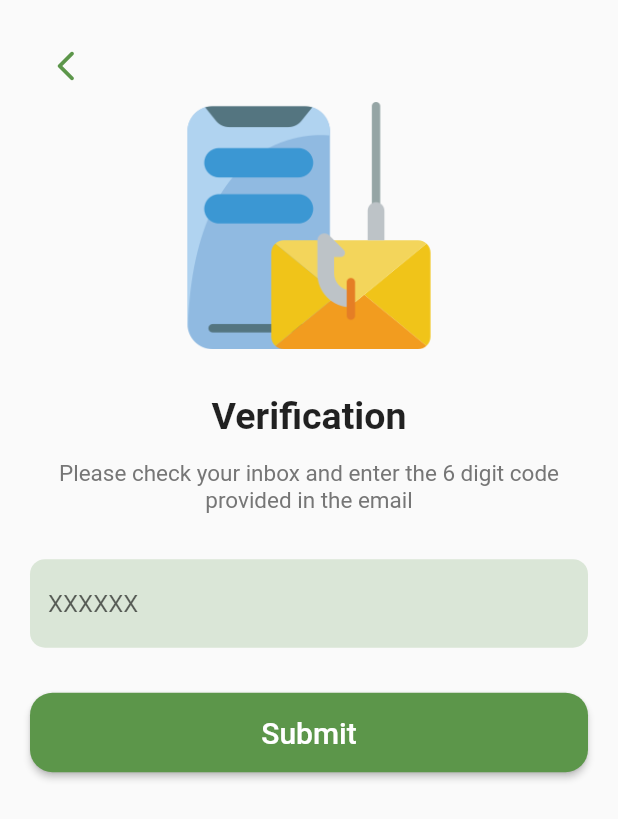
After one commit to EziOPratikk/Garbage-Master, a Flutter app: the PasswordVerification screen opened directly, on a phone screen of 412 x 824 dp. The commit adds this screen. Shown: the top 819 px of the screen. Run offline on Flutter 3.47's test engine with Material 2 defaults, Android fonts, the phone set to English and light mode, and no system bars; our stand-ins replace firebase_auth, firebase_core, image_picker, location, shared_preferences; missing offline and left inert: mapbox_gl; accounts and stored records are empty; statements that could not run were skipped.

Commit message:
Email Verification mail with some other changes

```diff
--- /dev/null
+++ b/lib/UI/login_&_register/widgets/password_verification.dart
@@ -0,0 +1,104 @@
+import 'package:flutter/material.dart';
+
+class PasswordVerification extends StatelessWidget {
+  final _formKey = GlobalKey<FormState>();
+
+  PasswordVerification({super.key});
+
+  @override
+  Widget build(BuildContext context) {
+    return SafeArea(
+      child: Scaffold(
+        body: Container(
+          margin: const EdgeInsets.all(20),
+          child: ListView(
+            children: [
+              Row(
+                children: [
+                  IconButton(
+                    icon: const Icon(Icons.arrow_back_ios_new_rounded),
+                    onPressed: () {
+                      Navigator.pop(context);
+                    },
+                    color: Theme.of(context).primaryColor,
+                  ),
+                ],
+              ),
+              SizedBox(
+                height: MediaQuery.of(context).size.height * 0.20,
+                child: Image.asset(
+                  'assets/images/smartphone.png',
+                  fit: BoxFit.contain,
+                ),
+              ),
+              const SizedBox(height: 30),
+              const Text(
+                'Verification',
+                textAlign: TextAlign.center,
+                style: TextStyle(
+                  fontSize: 25,
+                  fontWeight: FontWeight.bold,
+                ),
+              ),
+              const SizedBox(height: 15),
+              const Text(
+                'Please check your inbox and enter the 6 digit code provided in the email',
+                textAlign: TextAlign.center,
+                style: TextStyle(
+                  fontSize: 15,
+                  color: Color(0xff767676),
+                ),
+              ),
+              const SizedBox(height: 30),
+              Form(
+                key: _formKey,
+                child: TextFormField(
+                  keyboardType: TextInputType.number,
+                  maxLength: 6,
+                  decoration: InputDecoration(
+                    counterText: "",
+                    hintText: "XXXXXX",
+                    border: OutlineInputBorder(
+                      borderRadius: BorderRadius.circular(10),
+                      borderSide: BorderSide.none,
+                    ),
+                    fillColor: Theme.of(context).primaryColor.withOpacity(0.2),
+                    filled: true,
+                  ),
+                  validator: (value) {
+                    if (value == null || value.isEmpty) {
+                      return 'Please enter the provided code';
+                    }
+                    return null;
+                  },
+                ),
+              ),
+              const SizedBox(height: 30),
+              ElevatedButton(
+                style: ButtonStyle(
+                  backgroundColor:
+                      MaterialStateProperty.all(Theme.of(context).primaryColor),
+                  padding: MaterialStateProperty.all(const EdgeInsets.symmetric(
+                    vertical: 15,
+                  )),
+                  shape: MaterialStateProperty.all(
+                    RoundedRectangleBorder(
+                      borderRadius: BorderRadius.circular(15),
+                    ),
+                  ),
+                ),
+                onPressed: () {
+                  if (_formKey.currentState!.validate()) {}
+                },
+                child: const Text(
+                  'Submit',
+                  style: TextStyle(fontSize: 20),
+                ),
+              ),
+            ],
+          ),
+        ),
+      ),
+    );
+  }
+}
```
Also changed, not shown: lib/UI/homepage/widgets/contact_page.dart (+41 -7 lines), lib/UI/login_&_register/widgets/forgot_password.dart (+62 -12 lines), lib/UI/login_&_register/widgets/login_page.dart (+45 -30 lines), lib/UI/login_&_register/widgets/register_page.dart (+34 -14 lines), lib/UI/snackbar_widget.dart (added, +23 -0 lines), lib/models/api.services.dart (+32 -3 lines), assets/images/mobile-email.png (added), assets/images/padlock.png (added), assets/images/password.png (added), assets/images/smartphone.png (added).
